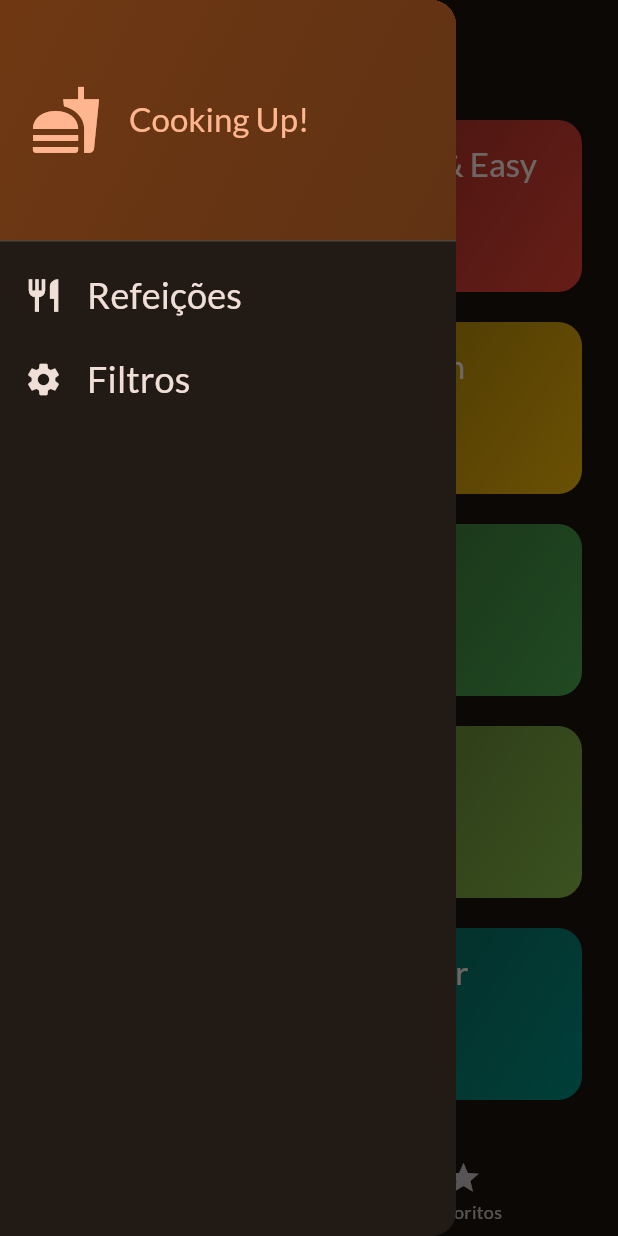
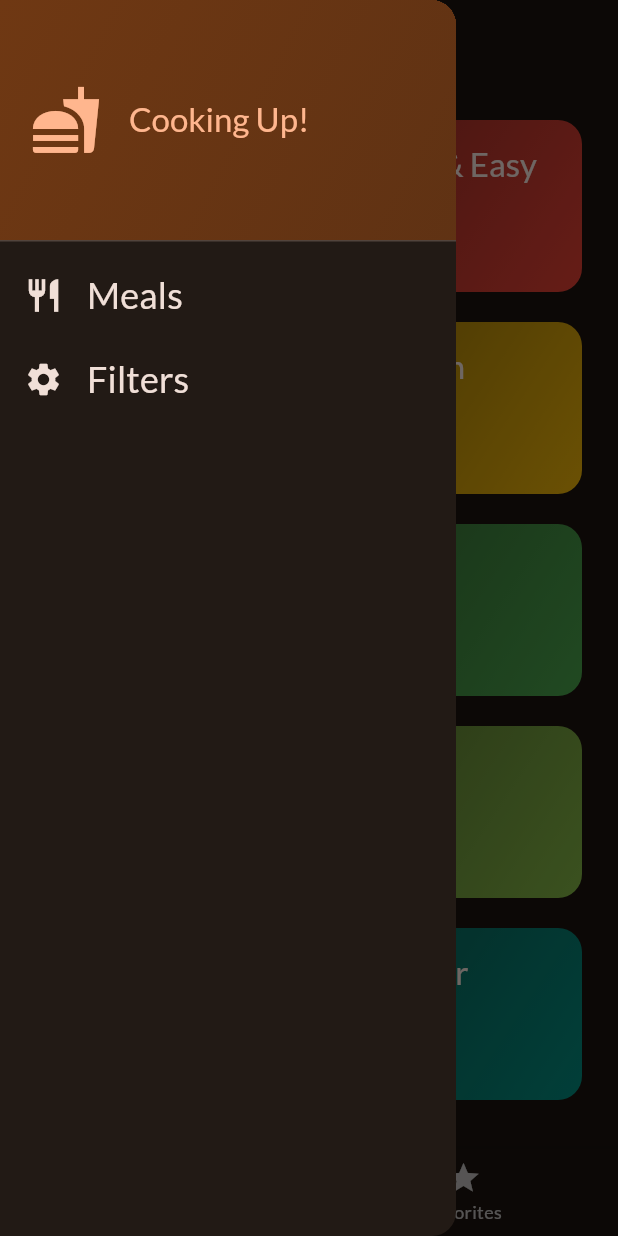
Before and after one commit to Insborges/Meals, a Flutter app: the screen it shows after launch, with the side drawer open, on a phone screen of 412 x 824 dp. Run offline on Flutter 3.47's test engine with Material 3 defaults, Android fonts, the phone set to English and light mode, and no system bars; our stand-ins replace google_fonts, transparent_image.

Commit message:
Adicionar ficheiros do projeto

```diff
--- a/lib/main.dart
+++ b/lib/main.dart
@@ -1,6 +1,6 @@
 import 'package:flutter/material.dart';
+import 'package:google_fonts/google_fonts.dart';
 
-import 'package:google_fonts/google_fonts.dart';
 import 'package:meals/screens/tabs.dart';
 
 final theme = ThemeData(
--- a/lib/screens/categories.dart
+++ b/lib/screens/categories.dart
@@ -1,20 +1,23 @@
 import 'package:flutter/material.dart';
+
 import 'package:meals/data/dummy_data.dart';
+import 'package:meals/models/meal.dart';
+import 'package:meals/widgets/category_grid_item.dart';
+import 'package:meals/screens/meals.dart';
 import 'package:meals/models/category.dart';
-import 'package:meals/models/meal.dart';
-import 'package:meals/screens/meals.dart';
-import 'package:meals/widgets/category_grid_item.dart';
 
 class CategoriesScreen extends StatelessWidget {
   const CategoriesScreen({
     super.key,
-    required this.onToggleFavourites,
+    required this.onToggleFavorite,
+    required this.availableMeals,
   });
 
-  final void Function(Meal meal) onToggleFavourites;
+  final void Function(Meal meal) onToggleFavorite;
+  final List<Meal> availableMeals;
 
-  void _selectedCategory(BuildContext context, Category category) {
-    final filteredMeals = dummyMeals
+  void _selectCategory(BuildContext context, Category category) {
+    final filteredMeals = availableMeals
         .where((meal) => meal.categories.contains(category.id))
         .toList();
 
@@ -23,29 +26,29 @@ class CategoriesScreen extends StatelessWidget {
         builder: (ctx) => MealsScreen(
           title: category.title,
           meals: filteredMeals,
-          onToggleFavourites: onToggleFavourites,
+          onToggleFavorite: onToggleFavorite,
         ),
       ),
-    ); //Navigator.push(context, route);
+    ); // Navigator.push(context, route)
   }
 
   @override
   Widget build(BuildContext context) {
     return GridView(
       padding: const EdgeInsets.all(24),
-      gridDelegate: SliverGridDelegateWithFixedCrossAxisCount(
+      gridDelegate: const SliverGridDelegateWithFixedCrossAxisCount(
         crossAxisCount: 2,
         childAspectRatio: 3 / 2,
         crossAxisSpacing: 20,
         mainAxisSpacing: 20,
       ),
       children: [
-        //Anda por todas as categorias [availableCategories.map((category) => CategoryGridItem(category: category)).toList()]
+        // availableCategories.map((category) => CategoryGridItem(category: category)).toList()
         for (final category in availableCategories)
           CategoryGridItem(
             category: category,
             onSelectCategory: () {
-              _selectedCategory(context, category);
+              _selectCategory(context, category);
             },
           )
       ],
--- a/lib/screens/tabs.dart
+++ b/lib/screens/tabs.dart
@@ -1,10 +1,18 @@
 import 'package:flutter/material.dart';
+
+import 'package:meals/data/dummy_data.dart';
 import 'package:meals/models/meal.dart';
-
 import 'package:meals/screens/categories.dart';
 import 'package:meals/screens/filters.dart';
 import 'package:meals/screens/meals.dart';
 import 'package:meals/widgets/main_drawer.dart';
+
+const kInitialFilters = {
+  Filter.glutenFree: false,
+  Filter.lactoseFree: false,
+  Filter.vegetarian: false,
+  Filter.vegan: false
+};
 
 class TabsScreen extends StatefulWidget {
   const TabsScreen({super.key});
@@ -17,7 +25,8 @@ class TabsScreen extends StatefulWidget {
 
 class _TabsScreenState extends State<TabsScreen> {
   int _selectedPageIndex = 0;
-  final List<Meal> _favouriteMeals = [];
+  final List<Meal> _favoriteMeals = [];
+  Map<Filter, bool> _selectedFilters = kInitialFilters;
 
   void _showInfoMessage(String message) {
     ScaffoldMessenger.of(context).clearSnackBars();
@@ -28,52 +37,75 @@ class _TabsScreenState extends State<TabsScreen> {
     );
   }
 
-  void _toggleMealFavouriteStatus(Meal meal) {
-    final isExisting = _favouriteMeals.contains(meal);
+  void _toggleMealFavoriteStatus(Meal meal) {
+    final isExisting = _favoriteMeals.contains(meal);
 
     if (isExisting) {
       setState(() {
-        _favouriteMeals.remove(meal);
+        _favoriteMeals.remove(meal);
       });
-      _showInfoMessage('Refeição já não é a favorita.');
+      _showInfoMessage('Meal is no longer a favorite.');
     } else {
       setState(() {
-        _favouriteMeals.add(meal);
+        _favoriteMeals.add(meal);
+        _showInfoMessage('Marked as a favorite!');
       });
-      _showInfoMessage('Refeição adicionada aos favoritos');
     }
   }
 
-  void _selectedPage(int index) {
+  void _selectPage(int index) {
     setState(() {
       _selectedPageIndex = index;
     });
   }
 
-  void _setScreen(String identifier) {
+  void _setScreen(String identifier) async {
     Navigator.of(context).pop();
-
-    if (identifier == 'Filtros') {
-      Navigator.of(context).push(
+    if (identifier == 'filters') {
+      final result = await Navigator.of(context).push<Map<Filter, bool>>(
         MaterialPageRoute(
-          builder: (ctx) => const FiltersScreen(),
+          builder: (ctx) => FiltersScreen(
+            currentFilters: _selectedFilters,
+          ),
         ),
       );
+
+      setState(() {
+        _selectedFilters = result ?? kInitialFilters;
+      });
     }
   }
 
   @override
   Widget build(BuildContext context) {
-    Widget activePage =
-        CategoriesScreen(onToggleFavourites: _toggleMealFavouriteStatus);
-    var activePageTitle = 'Categorias';
+    final availableMeals = dummyMeals.where((meal) {
+      if (_selectedFilters[Filter.glutenFree]! && !meal.isGlutenFree) {
+        return false;
+      }
+      if (_selectedFilters[Filter.lactoseFree]! && !meal.isLactoseFree) {
+        return false;
+      }
+      if (_selectedFilters[Filter.vegetarian]! && !meal.isVegetarian) {
+        return false;
+      }
+      if (_selectedFilters[Filter.vegan]! && !meal.isVegan) {
+        return false;
+      }
+      return true;
+    }).toList();
+
+    Widget activePage = CategoriesScreen(
+      onToggleFavorite: _toggleMealFavoriteStatus,
+      availableMeals: availableMeals,
+    );
+    var activePageTitle = 'Categories';
 
     if (_selectedPageIndex == 1) {
       activePage = MealsScreen(
-        meals: _favouriteMeals,
-        onToggleFavourites: _toggleMealFavouriteStatus,
+        meals: _favoriteMeals,
+        onToggleFavorite: _toggleMealFavoriteStatus,
       );
-      activePageTitle = 'Teus favoritos';
+      activePageTitle = 'Your Favorites';
     }
 
     return Scaffold(
@@ -85,12 +117,17 @@ class _TabsScreenState extends State<TabsScreen> {
       ),
       body: activePage,
       bottomNavigationBar: BottomNavigationBar(
-        onTap: _selectedPage,
+        onTap: _selectPage,
         currentIndex: _selectedPageIndex,
         items: const [
           BottomNavigationBarItem(
-              icon: Icon(Icons.set_meal), label: 'Categorias'),
-          BottomNavigationBarItem(icon: Icon(Icons.star), label: 'Favoritos'),
+            icon: Icon(Icons.set_meal),
+            label: 'Categories',
+          ),
+          BottomNavigationBarItem(
+            icon: Icon(Icons.star),
+            label: 'Favorites',
+          ),
         ],
       ),
     );
--- a/lib/widgets/category_grid_item.dart
+++ b/lib/widgets/category_grid_item.dart
@@ -1,4 +1,5 @@
 import 'package:flutter/material.dart';
+
 import 'package:meals/models/category.dart';
 
 class CategoryGridItem extends StatelessWidget {
@@ -28,12 +29,11 @@ class CategoryGridItem extends StatelessWidget {
               ],
               begin: Alignment.topLeft,
               end: Alignment.bottomRight,
-          ),
-        ),
+            )),
         child: Text(
           category.title,
           style: Theme.of(context).textTheme.titleLarge!.copyWith(
-                color: Theme.of(context).colorScheme.onSurface,
+                color: Theme.of(context).colorScheme.onBackground,
               ),
         ),
       ),
--- a/lib/widgets/main_drawer.dart
+++ b/lib/widgets/main_drawer.dart
@@ -1,10 +1,7 @@
 import 'package:flutter/material.dart';
 
 class MainDrawer extends StatelessWidget {
-  const MainDrawer({
-    super.key,
-    required this.onSelectScreen,
-  });
+  const MainDrawer({super.key, required this.onSelectScreen});
 
   final void Function(String identifier) onSelectScreen;
 
@@ -49,33 +46,35 @@ class MainDrawer extends StatelessWidget {
             leading: Icon(
               Icons.restaurant,
               size: 26,
-              color: Theme.of(context).colorScheme.onSurface,
+              color: Theme.of(context).colorScheme.onBackground,
             ),
             title: Text(
-              'Refeições',
+              'Meals',
               style: Theme.of(context).textTheme.titleSmall!.copyWith(
-                    color: Theme.of(context).colorScheme.onSurface,
+                    color: Theme.of(context).colorScheme.onBackground,
                     fontSize: 24,
                   ),
             ),
             onTap: () {
-              onSelectScreen('Refeições');
+              onSelectScreen('meals');
             },
           ),
           ListTile(
             leading: Icon(
               Icons.settings,
               size: 26,
-              color: Theme.of(context).colorScheme.onSurface,
+              color: Theme.of(context).colorScheme.onBackground,
             ),
             title: Text(
-              'Filtros',
+              'Filters',
               style: Theme.of(context).textTheme.titleSmall!.copyWith(
-                    color: Theme.of(context).colorScheme.onSurface,
+                    color: Theme.of(context).colorScheme.onBackground,
                     fontSize: 24,
                   ),
             ),
-            onTap: () {onSelectScreen('Filtros');},
+            onTap: () {
+              onSelectScreen('filters');
+            },
           ),
         ],
       ),
```
Also changed, not shown: lib/screens/filters.dart (+53 -38 lines), lib/screens/meal_details.dart (added, +78 -0 lines), lib/screens/meals.dart (+12 -10 lines), lib/widgets/meal_item.dart (+16 -16 lines), lib/widgets/meal_item_trait.dart (added, +30 -0 lines). Lines whose indentation alone changed are shown as unchanged.
